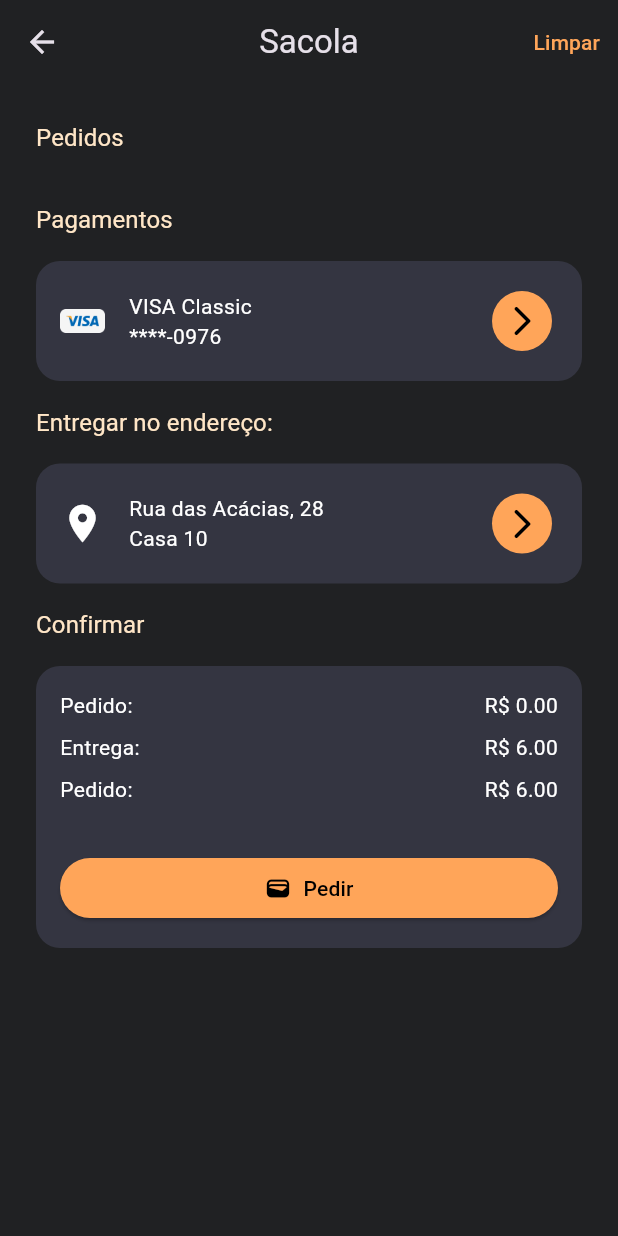
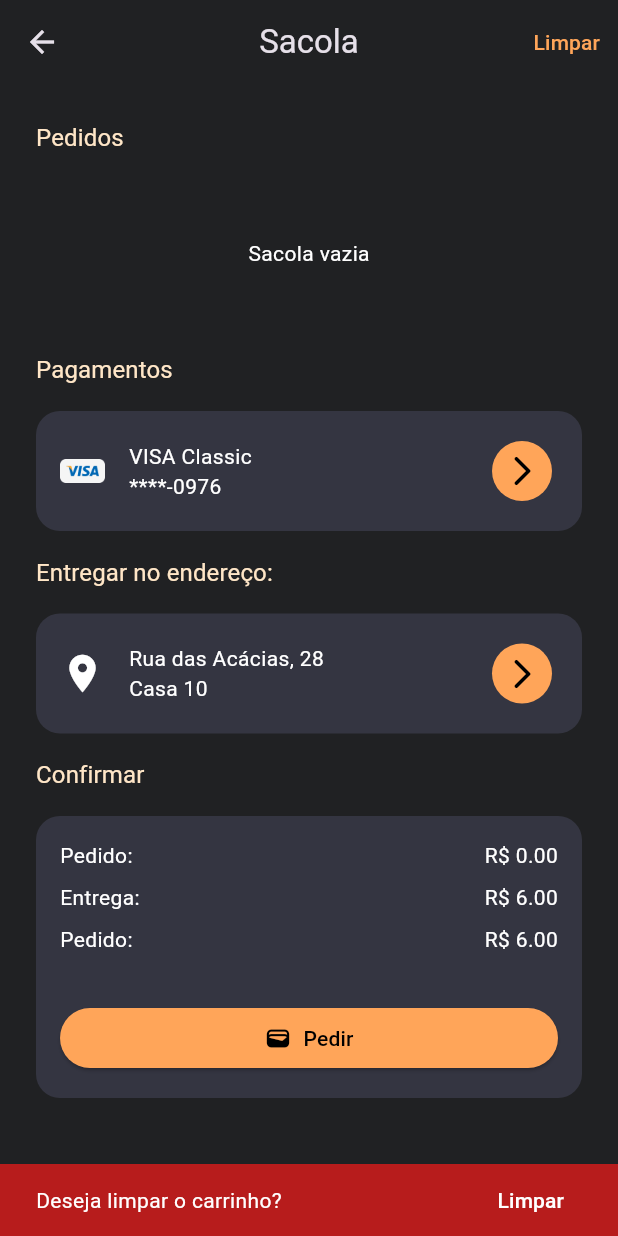
Before and after one commit to ricarthlima/flutter_imersao_techtaste, a Flutter app: the CheckoutScreen screen opened directly, after a tap on "Limpar", on a phone screen of 412 x 824 dp. Run offline on Flutter 3.47's test engine with Material 3 defaults, Android fonts, the light colour scheme and no system bars; our stand-ins replace badges.

Commit message:
checkout: clean bag

```diff
--- a/lib/ui/_core/bag_provider.dart
+++ b/lib/ui/_core/bag_provider.dart
@@ -27,4 +27,9 @@ class BagProvider extends ChangeNotifier {
 
     return mapResult;
   }
+
+  cleanDishes() {
+    listDishesOnBag.removeWhere((dish) => true);
+    notifyListeners();
+  }
 }
--- a/lib/ui/checkout/checkout_screen.dart
+++ b/lib/ui/checkout/checkout_screen.dart
@@ -19,7 +19,9 @@ class CheckoutScreen extends StatelessWidget {
         title: Text("Sacola"),
         actions: [
           TextButton(
-            onPressed: () {},
+            onPressed: () {
+              _onCleanPressed(context);
+            },
             child: Text(
               "Limpar",
               style: TextStyle(color: AppColors.mainColor),
@@ -38,6 +40,7 @@ class CheckoutScreen extends StatelessWidget {
                 "Pedidos",
                 style: Theme.of(context).textTheme.titleSmall,
               ),
+              if (bagProvider.listDishesOnBag.isNotEmpty)
                 Column(
                   spacing: 16,
                   children: List.generate(
@@ -53,6 +56,13 @@ class CheckoutScreen extends StatelessWidget {
                         onRemovePressed: () {},
                       );
                     },
+                  ),
+                ),
+              if (bagProvider.listDishesOnBag.isEmpty)
+                SizedBox(
+                  height: 100,
+                  child: Center(
+                    child: Text("Sacola vazia"),
                   ),
                 ),
               Text(
@@ -146,4 +156,25 @@ class CheckoutScreen extends StatelessWidget {
     }
     return total;
   }
+
+  void _onCleanPressed(BuildContext context) {
+    ScaffoldMessenger.of(context).showSnackBar(
+      SnackBar(
+        content: Text(
+          "Deseja limpar o carrinho?",
+          style: TextStyle(
+            color: Colors.white,
+          ),
+        ),
+        backgroundColor: Colors.red[900],
+        action: SnackBarAction(
+          label: "Limpar",
+          textColor: Colors.white,
+          onPressed: () {
+            context.read<BagProvider>().cleanDishes();
+          },
+        ),
+      ),
+    );
   }
+}
```
Lines whose indentation alone changed are shown as unchanged.
